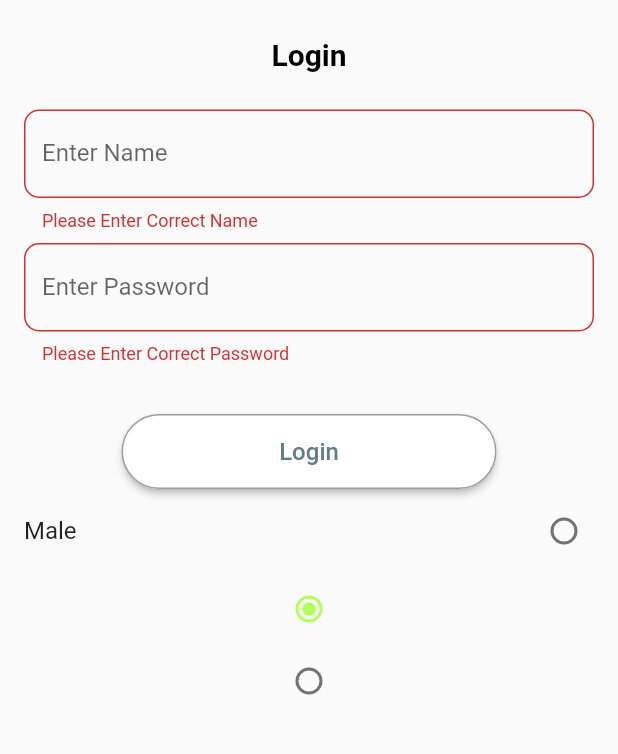
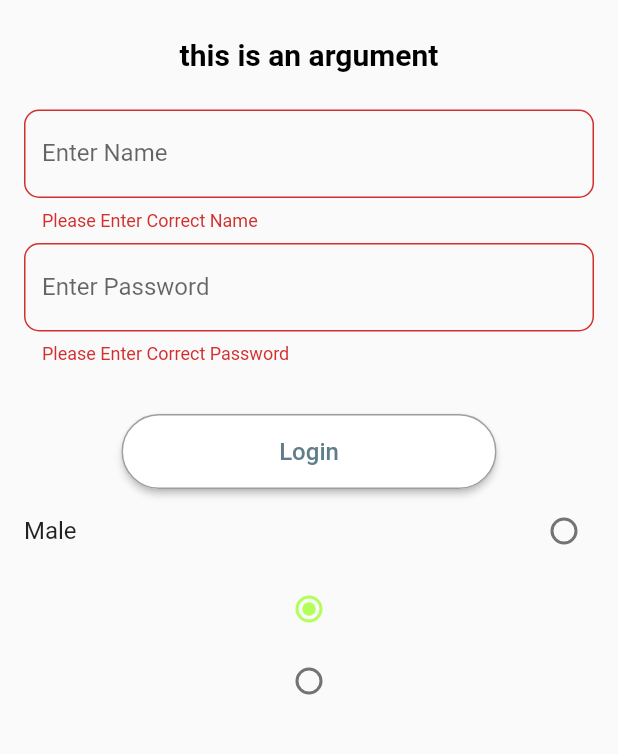
Before and after one commit to rajkayasth/flutter_widgets_demo, a Flutter app: the screen it shows after launch, after a tap on "Login", on a phone screen of 412 x 824 dp, the part 414-1168 px from its top. Run offline on Flutter 3.47's test engine with Material 2 defaults, Android fonts, the phone set to English and light mode, and no system bars; our stand-ins replace toast; missing offline and left inert: dart:ffi.

Commit message:
- navigation using flutter

```diff
--- a/lib/main.dart
+++ b/lib/main.dart
@@ -1,13 +1,37 @@
 import 'package:flutter/material.dart';
 
-import 'package:flutter_demo_project/screens/intro_page.dart';
+import 'package:flutter_demo_project/screens/login_page.dart';
 import 'package:flutter_demo_project/screens/splash_screen.dart';
 
 void main() {
   runApp(
-    const MaterialApp(
+    MaterialApp(
       debugShowCheckedModeBanner: false,
-      home: SplashScreen(),
+      /* home: SplashScreen(),*/
+      initialRoute: '/splash',
+      onGenerateRoute: (settings) {
+        final args = settings.arguments;
+        switch (settings.name) {
+          case '/splash':
+            {
+              return MaterialPageRoute(builder: (context) => const SplashScreen(),);
+            }
+          case '/login':
+            {
+              return PageRouteBuilder(
+                  pageBuilder: (context, animation, secondaryAnimation) =>
+                      LoginPage(args),
+                  transitionsBuilder:
+                      (context, animation, secondaryAnimation, child) {
+                    return FadeTransition(
+                      opacity: animation,
+                      child: child,
+                    );
+                  },
+                  transitionDuration: const Duration(milliseconds: 1000));
+            }
+        }
+      },
     ),
   );
 }
--- a/lib/screens/login_page.dart
+++ b/lib/screens/login_page.dart
@@ -3,10 +3,14 @@ import 'package:flutter_demo_project/ui_helper/utils.dart';
 import 'package:toast/toast.dart';
 
 class LoginPage extends StatefulWidget {
-  const LoginPage({Key? key}) : super(key: key);
-
   @override
   State<LoginPage> createState() => _LoginPageState();
+
+
+  final title;
+
+  LoginPage(this.title);
+
 }
 
 enum Gender { Male, Female }
@@ -22,6 +26,7 @@ class _LoginPageState extends State<LoginPage> {
   bool isSelected = false;
 
   Gender _gender = Gender.Male;
+
 
   @override
   Widget build(BuildContext context) {
@@ -62,7 +67,7 @@ class _LoginPageState extends State<LoginPage> {
                   height: 25,
                 ),
                 Text(
-                  "Login",
+                  widget.title,
                   style: titleTextStyle20(
                       textColor: Colors.black, fontWeight: FontWeight.bold),
                 ),
--- a/lib/screens/splash_screen.dart
+++ b/lib/screens/splash_screen.dart
@@ -16,7 +16,49 @@ class _SplashScreenState extends State<SplashScreen> {
   void initState() {
     super.initState();
     Timer(const Duration(seconds: 3), () {
-      Navigator.pushReplacement(context, MaterialPageRoute(builder: (context)=> const LoginPage()));
+      ///Named Navigation
+      Navigator.pushNamed(context, '/login',arguments: "this is an argument");
+
+      //Navigator.pushReplacement(context, MaterialPageRoute(builder: (context)=> const LoginPage()));
+      ///Other Animation Type of navigation in flutter
+      ///
+      /// 01 fade transition effect
+      /*Navigator.push(
+        context,
+        PageRouteBuilder(
+            pageBuilder: (context, animation, secondaryAnimation) =>
+                const LoginPage(),
+            transitionsBuilder:
+                (context, animation, secondaryAnimation, child) {
+              return FadeTransition(
+                opacity: animation,
+                child: child,
+              );
+            },
+            transitionDuration: const Duration(milliseconds: 1000)),
+      );*/
+
+      ///02 With Slide Animation
+      /*Navigator.push(context, PageRouteBuilder(
+        pageBuilder: (BuildContext context, Animation<double> animation, Animation<double> secondaryAnimation) {
+          return LoginPage();
+        },
+        transitionsBuilder: (BuildContext context, Animation<double> animation, Animation<double> secondaryAnimation, Widget child) {
+          return SlideTransition(
+            position: Tween<Offset>(
+              begin: const Offset(-1.0, 0.0),
+              end: Offset.zero,
+            ).animate(animation),
+            child: SlideTransition(
+              position: Tween<Offset>(
+                begin: Offset.zero,
+                end: const Offset(-1.0, 0.0),
+              ).animate(secondaryAnimation),
+              child: child,
+            ),
+          );
+        },
+      ));*/
     });
   }
 
```
